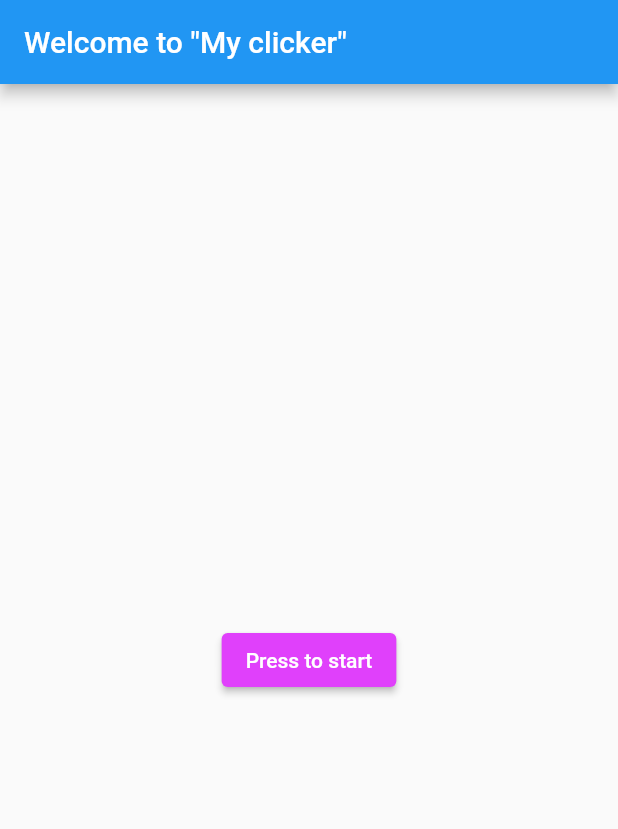
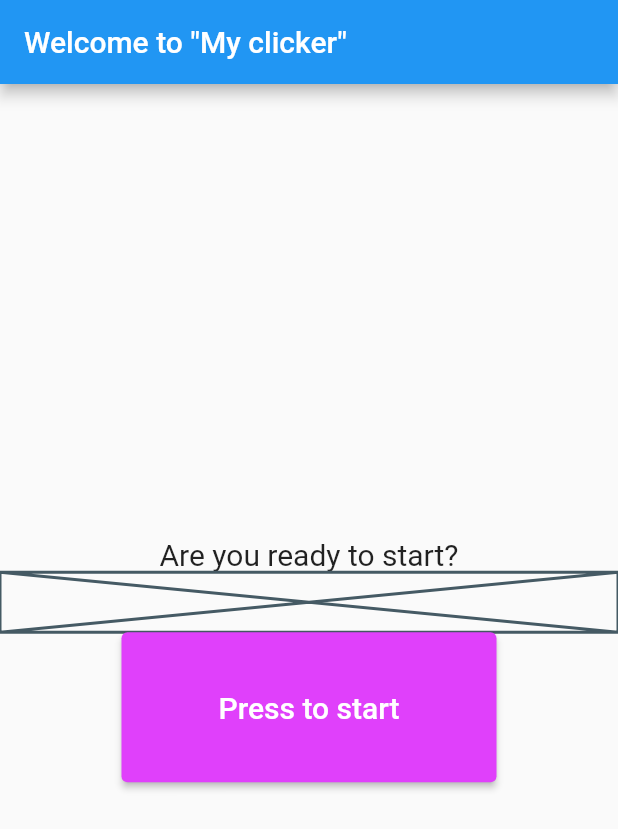
Before and after one commit to TretiakAnton/clicker, a Flutter app: the screen it shows after launch, on a phone screen of 412 x 824 dp. Shown: the top 829 px of the screen. Run offline on Flutter 3.47's test engine with Material 2 defaults, Android fonts, the light colour scheme and no system bars.

Commit message:
small fixes
-

```diff
--- a/lib/pages.dart
+++ b/lib/pages.dart
@@ -1,15 +1,60 @@
 import 'dart:ui';
 
 import 'package:flutter/material.dart';
+
 int _coins = 0;
-int _crystals=0;
+int _crystals = 0;
+
+class StartPage extends StatefulWidget {
+  @override
+  _StartPageState createState() => _StartPageState();
+}
+
+class _StartPageState extends State<StartPage> {
+  @override
+  Widget build(BuildContext context) {
+    return Scaffold(
+      appBar: AppBar(
+        title: Text(
+          'Welcome to "My clicker"',
+          textAlign: TextAlign.center,
+        ),
+      ),
+      body: Center(
+          child: Column(
+        mainAxisAlignment: MainAxisAlignment.center,
+        children: [
+          Text('Are you ready to start?',style: TextStyle(fontSize: 20,)),
+          Placeholder(
+            fallbackHeight: 40,
+          ),
+          SizedBox(
+            height: 100,
+            width: 250,
+            child: ElevatedButton(
+              style: ButtonStyle(
+                backgroundColor:
+                    MaterialStateProperty.all<Color>(Colors.purpleAccent),
+              ),
+              child: Text('Press to start',style: TextStyle(fontSize: 20)),
+              onPressed: () {
+                Navigator.push(context,
+                    MaterialPageRoute(builder: (context) => MyHomePage()));
+              },
+            ),
+          ),
+        ],
+      )),
+    );
+  }
+}
+
 class MyHomePage extends StatefulWidget {
   @override
   _MyHomePageState createState() => _MyHomePageState();
 }
 
 class _MyHomePageState extends State<MyHomePage> {
-
   int _pressCost = 1;
 
   void _plusCoins() {
@@ -59,7 +104,8 @@ class _MyHomePageState extends State<MyHomePage> {
           ],
         ),
       ),
-      bottomNavigationBar: BottomAppBar(child: Row(mainAxisAlignment: MainAxisAlignment.spaceEvenly, children: [
+      bottomNavigationBar: BottomAppBar(
+        child: Row(mainAxisAlignment: MainAxisAlignment.spaceEvenly, children: [
           IconButton(
             icon: Icon(Icons.upload_sharp),
             onPressed: null,
@@ -78,31 +124,14 @@ class _MyHomePageState extends State<MyHomePage> {
   }
 }
 
-class StartPage extends StatefulWidget {
+class UpgradePage extends StatefulWidget {
   @override
-  _StartPageState createState() => _StartPageState();
+  _UpgradePageState createState() => _UpgradePageState();
 }
 
-class _StartPageState extends State<StartPage> {
+class _UpgradePageState extends State<UpgradePage> {
   @override
   Widget build(BuildContext context) {
-    return Scaffold(
-      appBar: AppBar(
-        title: Text('Welcome to "My clicker"', textAlign: TextAlign.center,),
-
-      ),
-      body: Center(
-          child: ElevatedButton(
-        style: ButtonStyle(
-          backgroundColor:
-              MaterialStateProperty.all<Color>(Colors.purpleAccent),
-        ),
-        child: Text('Press to start'),
-        onPressed: () {
-          Navigator.push(
-              context, MaterialPageRoute(builder: (context) => MyHomePage()));
-        },
-      )),
-    );
+    return Scaffold();
   }
 }
```
Lines whose indentation alone changed are shown as unchanged.
